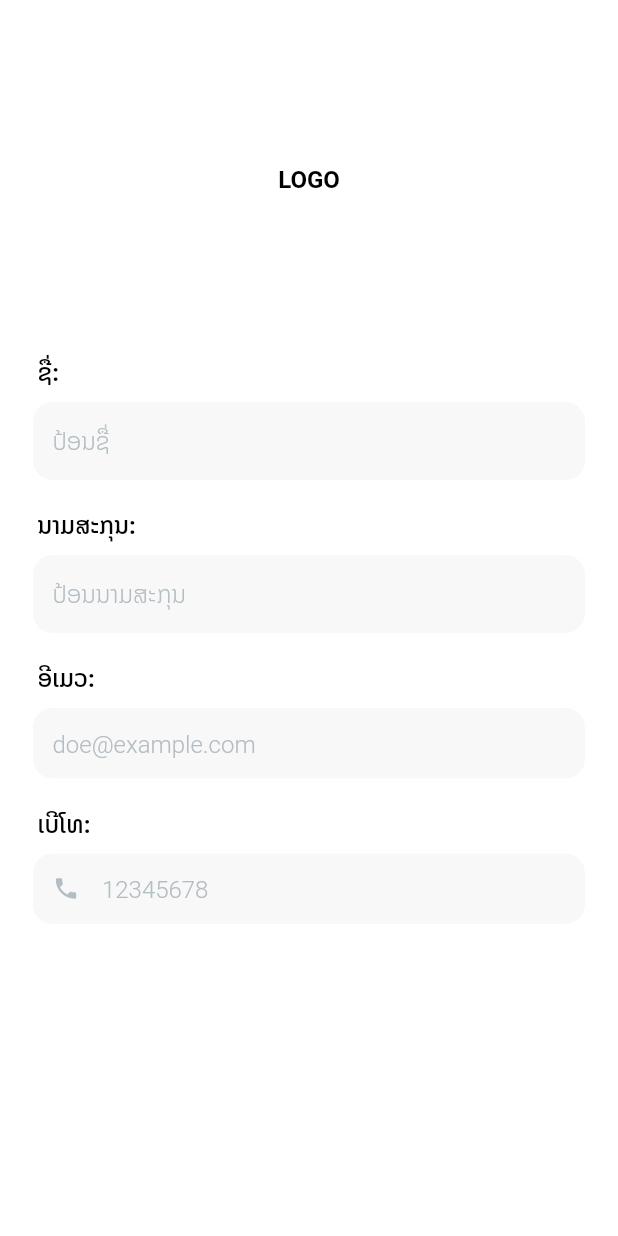
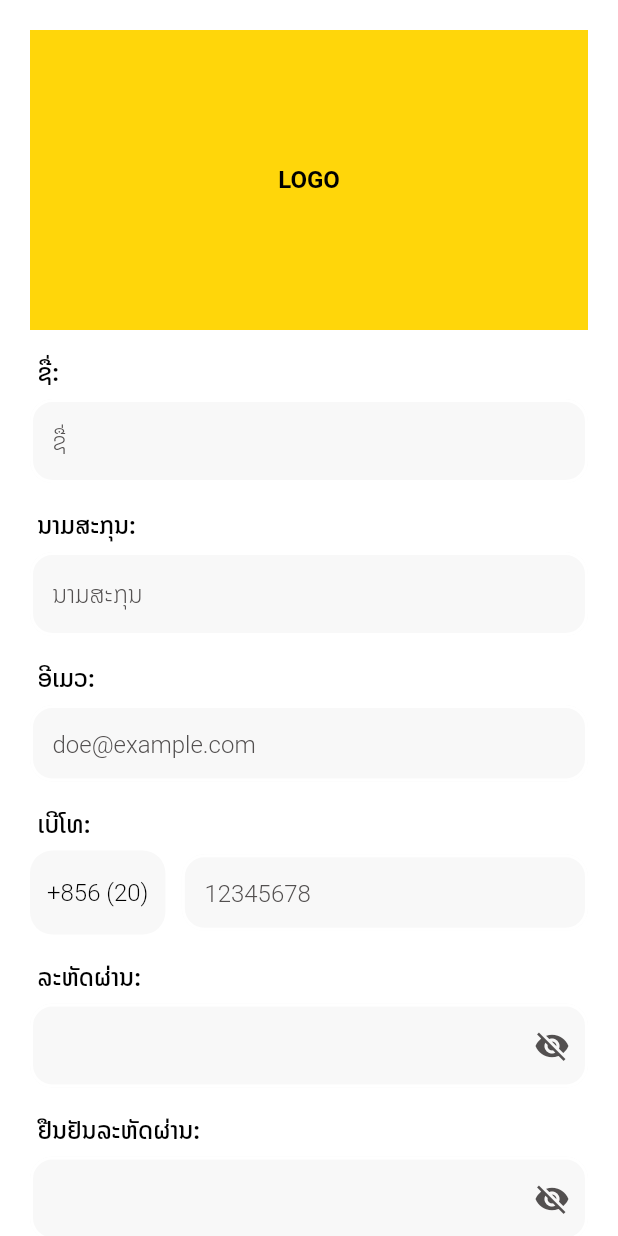
Before and after one commit to Doe-P/workfun_app_teletubbie, a Flutter app: the screen it shows after launch, on a phone screen of 412 x 824 dp. Run offline on Flutter 3.47's test engine with Material 2 defaults, Android fonts, the phone set to English and light mode, and no system bars.

Commit message:
sign up page, sign up view model

```diff
--- /dev/null
+++ b/lib/constants/provider.dart
@@ -0,0 +1,8 @@
+
+import 'package:provider/provider.dart';
+import 'package:provider/single_child_widget.dart';
+import 'package:workfun_app_teletubbie/view_models/auth/sign_up_view_model.dart';
+
+List<SingleChildWidget> providers = [
+ ChangeNotifierProvider(create: (context) => SignUpViewModel()),
+];
--- a/lib/main.dart
+++ b/lib/main.dart
@@ -1,8 +1,13 @@
 import 'package:flutter/material.dart';
+import 'package:provider/provider.dart';
+import 'package:workfun_app_teletubbie/constants/provider.dart';
 import 'package:workfun_app_teletubbie/view/pages/auth/sign_up_page.dart';
 
 void main() {
-  runApp(const MyApp());
+  runApp(MultiProvider(
+    providers: providers,
+    child: const MyApp(),
+  ));
 }
 
 class MyApp extends StatelessWidget {
@@ -14,7 +19,7 @@ class MyApp extends StatelessWidget {
     return const MaterialApp(
       title: 'WorkFun',
       debugShowCheckedModeBanner: false,
-      home: SignInPage(),
+      home: SignUpPage(),
     );
   }
 }
--- a/lib/view/colors/colors.dart
+++ b/lib/view/colors/colors.dart
@@ -3,6 +3,7 @@ import 'package:flutter/material.dart';
 const Color blackColor = Color(0xff000000);
 const Color whiteColor = Color(0xffffffff);
 const Color grayColor = Color(0xffb2bec3);
+const Color grayColorDark = Color(0xff535050);
 const Color grayColorLight = Color(0xffF8F8F8);
 const Color redColor = Color(0xffff3838);
 const Color greenColor = Color(0xff2ecc71);
--- a/lib/view/pages/auth/sign_up_page.dart
+++ b/lib/view/pages/auth/sign_up_page.dart
@@ -1,19 +1,30 @@
+// ignore_for_file: no_leading_underscores_for_local_identifiers
+
 import 'package:flutter/material.dart';
-import 'package:flutter/src/foundation/key.dart';
-import 'package:flutter/src/widgets/framework.dart';
+import 'package:provider/provider.dart';
 import 'package:workfun_app_teletubbie/view/colors/colors.dart';
 import 'package:workfun_app_teletubbie/view/style/text_style.dart';
 import 'package:workfun_app_teletubbie/view/widgets/input_widget.dart';
 import 'package:workfun_app_teletubbie/view/widgets/label_text.dart';
+import 'package:workfun_app_teletubbie/view/widgets/sizebox_widget.dart';
+import 'package:workfun_app_teletubbie/view_models/auth/sign_up_view_model.dart';
 
-class SignInPage extends StatefulWidget {
-  const SignInPage({Key? key}) : super(key: key);
+class SignUpPage extends StatefulWidget {
+  const SignUpPage({Key? key}) : super(key: key);
 
   @override
-  State<SignInPage> createState() => _SignInPageState();
+  State<SignUpPage> createState() => _SignUpPageState();
 }
 
-class _SignInPageState extends State<SignInPage> {
+class _SignUpPageState extends State<SignUpPage> {
+  SignUpViewModel? appViewModel;
+
+  @override
+  void initState() {
+    appViewModel = Provider.of<SignUpViewModel>(context, listen: false);
+    super.initState();
+  }
+
   @override
   Widget build(BuildContext context) {
     return Scaffold(
@@ -23,12 +34,25 @@ class _SignInPageState extends State<SignInPage> {
         color: whiteColor,
         child: SingleChildScrollView(
             padding: const EdgeInsets.symmetric(horizontal: 20, vertical: 20),
-          child: Column(
+            child: Consumer(
+              builder: (BuildContext context, SignUpViewModel _viewModel,
+                  Widget? child) {
+                _viewModel.context = context;
+                return _bodyWidget();
+              },
+            )),
+      ),
+    );
+  }
+
+  Widget _bodyWidget() {
+    return Column(
       crossAxisAlignment: CrossAxisAlignment.start,
       children: [
         Container(
           width: double.infinity,
           height: 200,
+          color: yellowColor,
           alignment: Alignment.center,
           child: Text(
             "LOGO",
@@ -39,46 +63,95 @@ class _SignInPageState extends State<SignInPage> {
         ),
         labelText("ຊື່:"),
         TextField(
-                decoration: inputTextField("ປ້ອນຊື່", null),
+          decoration: inputTextField("ຊື່", null),
           style: robotoFont(
-                    fontColor: blackColor,
-                    fontWieght: FontWeight.w300,
-                    fontSize: 18),
+              fontColor: blackColor, fontWieght: FontWeight.w400, fontSize: 18),
         ),
         labelText("ນາມສະກຸນ:"),
         TextField(
-                decoration: inputTextField("ປ້ອນນາມສະກຸນ", null),
+          decoration: inputTextField("ນາມສະກຸນ", null),
           style: robotoFont(
-                    fontColor: blackColor,
-                    fontWieght: FontWeight.w300,
-                    fontSize: 18),
+              fontColor: blackColor, fontWieght: FontWeight.w400, fontSize: 18),
         ),
         labelText("ອີເມວ:"),
         TextField(
           decoration: inputTextField("doe@example.com", null),
           style: robotoFont(
+              fontColor: blackColor, fontWieght: FontWeight.w400, fontSize: 18),
+        ),
+        labelText("ເບີໂທ:"),
+        Row(
+          mainAxisAlignment: MainAxisAlignment.spaceBetween,
+          children: [
+            Expanded(
+              child: Container(
+                height: 56,
+                alignment: Alignment.center,
+                decoration: BoxDecoration(
+                  borderRadius: BorderRadius.circular(15),
+                  color: grayColorLight,
+                ),
+                child: Text(
+                  "+856 (20)",
+                  style: robotoFont(),
+                ),
+              ),
+            ),
+            widthBox(11),
+            Expanded(
+              flex: 3,
+              child: TextField(
+                decoration: inputTextField(
+                  "12345678",
+                  null,
+                ),
+                keyboardType: TextInputType.phone,
+                style: robotoFont(
                     fontColor: blackColor,
-                    fontWieght: FontWeight.w300,
+                    fontWieght: FontWeight.w400,
                     fontSize: 18),
               ),
-              labelText("ເບີໂທ:"),
-              TextField(
-                decoration: inputTextField("12345678", null,
-                    prefix: true,
-                    widget: const Icon(
-                      Icons.phone,
-                      color: grayColor,
-                    )),
-                style: robotoFont(
-                    fontColor: blackColor,
-                    fontWieght: FontWeight.w300,
-                    fontSize: 18),
             ),
           ],
         ),
+        labelText("ລະຫັດຜ່ານ:"),
+        TextField(
+          decoration: inputTextField(
+            "",
+            null,
+            subfix: true,
+            widget: IconButton(
+              onPressed: appViewModel?.showPassword,
+              icon: appViewModel?.isShowPassword ?? true
+                  ? const Icon(Icons.visibility, color: grayColorDark, size: 24)
+                  : const Icon(Icons.visibility_off,
+                      color: grayColorDark, size: 24),
             ),
           ),
+          obscureText: !appViewModel!.isShowPassword,
+          style: robotoFont(
+              fontColor: blackColor, fontWieght: FontWeight.w400, fontSize: 18),
+        ),
+
+        labelText("ຢືນຢັນລະຫັດຜ່ານ:"),
+        TextField(
+          decoration: inputTextField(
+            "",
+            null,
+            subfix: true,
+            widget: IconButton(
+              onPressed: appViewModel?.showConfPassword,
+              icon: appViewModel?.isShowConfPassword ?? true
+                  ? const Icon(Icons.visibility, color: grayColorDark, size: 24)
+                  : const Icon(Icons.visibility_off,
+                      color: grayColorDark, size: 24),
+            ),
+          ),
+          obscureText: !appViewModel!.isShowConfPassword,
+          style: robotoFont(
+              fontColor: blackColor, fontWieght: FontWeight.w400, fontSize: 18),
+        ),
+      ],
     );
   }
-
 }
--- a/lib/view/widgets/input_widget.dart
+++ b/lib/view/widgets/input_widget.dart
@@ -10,7 +10,7 @@ inputTextField(String hint, String? errorMessage,
     fillColor: grayColorLight,
     prefixIcon: prefix ? widget : null,
     suffixIcon: subfix ? widget : null,
-    hintStyle: notosansFont(fontSize: 16, fontColor: grayColor),
+    hintStyle: notosansFont(fontSize: 16, fontColor: grayColorDark),
     isDense: true,
     contentPadding: const EdgeInsets.symmetric(horizontal: 15, vertical: 15),
     border: OutlineInputBorder(
--- /dev/null
+++ b/lib/view/widgets/sizebox_widget.dart
@@ -0,0 +1,9 @@
+import 'package:flutter/material.dart';
+
+Widget heightBox(double height) {
+  return SizedBox(height: height);
+}
+
+Widget widthBox(double width) {
+  return SizedBox(width: width);
+}
--- /dev/null
+++ b/lib/view_models/auth/sign_up_view_model.dart
@@ -0,0 +1,26 @@
+// ignore_for_file: unused_field
+
+import 'package:flutter/material.dart';
+
+class SignUpViewModel extends ChangeNotifier {
+  late BuildContext _currentContext;
+
+  set context(context) {
+    _currentContext = context;
+  }
+
+  // init variables --------------------------------
+  bool isShowPassword = false;
+  bool isShowConfPassword = false;
+
+//  show password text when clicked
+  showPassword() {
+    isShowPassword = !isShowPassword;
+    notifyListeners();
+  }
+
+  showConfPassword(){
+    isShowConfPassword = !isShowConfPassword;
+    notifyListeners();
+  }
+}
--- a/pubspec.yaml
+++ b/pubspec.yaml
@@ -34,6 +34,7 @@ dependencies:
   # The following adds the Cupertino Icons font to your application.
   # Use with the CupertinoIcons class for iOS style icons.
   cupertino_icons: ^1.0.2
+  provider: ^6.0.4
 
 dev_dependencies:
   flutter_test:
```
Also changed, not shown: pubspec.lock. Lines whose indentation alone changed are shown as unchanged.
